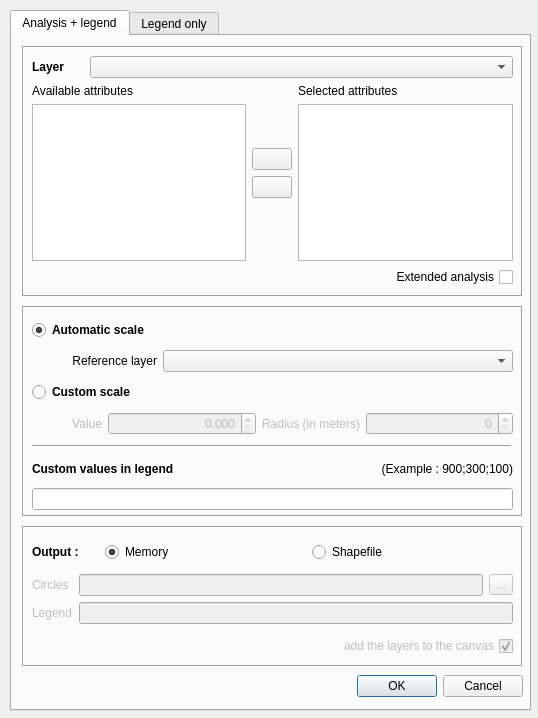
Old version of the form ui_proportionalcircles.ui in the repository LCacheux68224/ProportionalCircles.
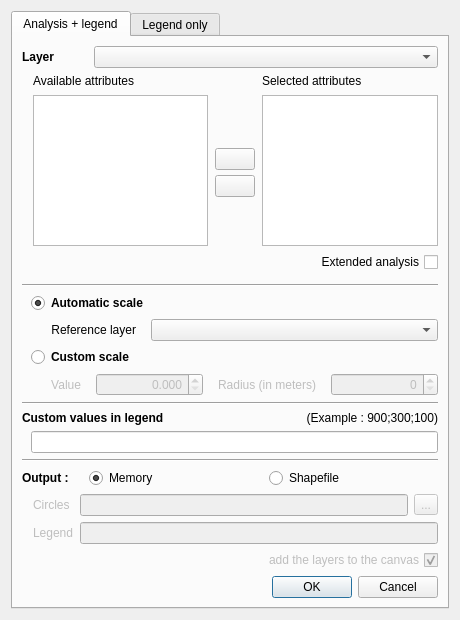
New version of the form. The open tabs and pages were chosen to show the change. Icons and pictures are not drawn.

```diff
--- a/ui_proportionalcircles.ui
+++ b/ui_proportionalcircles.ui
@@ -6,8 +6,8 @@
    <rect>
     <x>0</x>
     <y>0</y>
-    <width>538</width>
-    <height>718</height>
+    <width>460</width>
+    <height>620</height>
    </rect>
   </property>
   <property name="sizePolicy">
@@ -18,8 +18,8 @@
   </property>
   <property name="minimumSize">
    <size>
-    <width>519</width>
-    <height>670</height>
+    <width>460</width>
+    <height>620</height>
    </size>
   </property>
   <property name="maximumSize">
@@ -31,55 +31,37 @@
   <property name="windowTitle">
    <string>Proportional circles</string>
   </property>
+  <layout class="QVBoxLayout" name="verticalLayout_10">
+   <item>
   <widget class="QTabWidget" name="tabWidget">
-   <property name="geometry">
-    <rect>
-     <x>10</x>
-     <y>10</y>
-     <width>521</width>
-     <height>701</height>
-    </rect>
+     <property name="layoutDirection">
+      <enum>Qt::LeftToRight</enum>
+     </property>
+     <property name="autoFillBackground">
+      <bool>false</bool>
+     </property>
+     <property name="tabShape">
+      <enum>QTabWidget::Rounded</enum>
    </property>
    <property name="currentIndex">
-    <number>0</number>
+      <number>1</number>
    </property>
    <widget class="QWidget" name="tab">
+      <property name="enabled">
+       <bool>true</bool>
+      </property>
     <attribute name="title">
      <string>Analysis + legend</string>
     </attribute>
-    <widget class="QFrame" name="frame_3">
-     <property name="geometry">
-      <rect>
-       <x>10</x>
-       <y>10</y>
-       <width>501</width>
-       <height>251</height>
-      </rect>
-     </property>
-     <property name="frameShape">
-      <enum>QFrame::Box</enum>
-     </property>
-     <property name="frameShadow">
-      <enum>QFrame::Sunken</enum>
-     </property>
-     <property name="lineWidth">
-      <number>1</number>
-     </property>
-     <widget class="QWidget" name="verticalLayoutWidget_8">
-      <property name="geometry">
-       <rect>
-        <x>10</x>
-        <y>10</y>
-        <width>481</width>
-        <height>231</height>
-       </rect>
-      </property>
-      <layout class="QVBoxLayout" name="verticalLayout_10">
-       <property name="spacing">
-        <number>6</number>
-       </property>
+      <layout class="QVBoxLayout" name="verticalLayout_8">
        <item>
         <layout class="QHBoxLayout" name="horizontalLayout">
+         <property name="spacing">
+          <number>40</number>
+         </property>
+         <property name="rightMargin">
+          <number>0</number>
+         </property>
          <item>
           <widget class="QLabel" name="label">
            <property name="sizePolicy">
@@ -99,22 +81,6 @@
            </property>
           </widget>
          </item>
-         <item>
-          <spacer name="horizontalSpacer">
-           <property name="orientation">
-            <enum>Qt::Horizontal</enum>
-           </property>
-           <property name="sizeType">
-            <enum>QSizePolicy::Maximum</enum>
-           </property>
-           <property name="sizeHint" stdset="0">
-            <size>
-             <width>20</width>
-             <height>20</height>
-            </size>
-           </property>
-          </spacer>
-         </item>
          <item>
           <widget class="QComboBox" name="inputLayer">
            <property name="sizePolicy">
@@ -135,6 +101,15 @@
        </item>
        <item>
         <layout class="QHBoxLayout" name="horizontalLayout_13">
+         <property name="spacing">
+          <number>7</number>
+         </property>
+         <property name="leftMargin">
+          <number>11</number>
+         </property>
+         <property name="rightMargin">
+          <number>0</number>
+         </property>
          <item>
           <layout class="QVBoxLayout" name="availAttributesLayout">
            <item>
@@ -151,6 +126,15 @@
          </item>
          <item>
           <layout class="QVBoxLayout" name="attributeButtonLayout">
+           <property name="spacing">
+            <number>5</number>
+           </property>
+           <property name="leftMargin">
+            <number>0</number>
+           </property>
+           <property name="topMargin">
+            <number>25</number>
+           </property>
            <item>
             <spacer name="verticalSpacer">
              <property name="orientation">
@@ -161,7 +145,7 @@
              </property>
              <property name="sizeHint" stdset="0">
               <size>
-               <width>20</width>
+               <width>15</width>
                <height>0</height>
               </size>
              </property>
@@ -179,7 +163,7 @@
               <string/>
              </property>
              <property name="icon">
-              <iconset resource="../../../../Téléchargements/qgis-2.0.1/images/images.qrc">
+              <iconset>
                <normaloff>:/images/themes/default/symbologyAdd.png</normaloff>:/images/themes/default/symbologyAdd.png</iconset>
              </property>
             </widget>
@@ -196,7 +180,7 @@
               <string/>
              </property>
              <property name="icon">
-              <iconset resource="../../../../Téléchargements/qgis-2.0.1/images/images.qrc">
+              <iconset>
                <normaloff>:/images/themes/default/symbologyRemove.png</normaloff>:/images/themes/default/symbologyRemove.png</iconset>
              </property>
             </widget>
@@ -211,7 +195,7 @@
              </property>
              <property name="sizeHint" stdset="0">
               <size>
-               <width>20</width>
+               <width>15</width>
                <height>0</height>
               </size>
              </property>
@@ -248,34 +232,52 @@
          </property>
         </widget>
        </item>
-      </layout>
-     </widget>
-    </widget>
+       <item>
+        <widget class="QFrame" name="frame_3">
+         <property name="frameShape">
+          <enum>QFrame::NoFrame</enum>
+         </property>
+         <property name="frameShadow">
+          <enum>QFrame::Plain</enum>
+         </property>
+         <layout class="QVBoxLayout" name="verticalLayout_6">
+          <property name="topMargin">
+           <number>0</number>
+          </property>
+          <property name="rightMargin">
+           <number>0</number>
+          </property>
+          <property name="bottomMargin">
+           <number>0</number>
+          </property>
+         </layout>
+        </widget>
+       </item>
+       <item>
+        <widget class="Line" name="line_2">
+         <property name="orientation">
+          <enum>Qt::Horizontal</enum>
+         </property>
+        </widget>
+       </item>
+       <item>
     <widget class="QFrame" name="frame">
-     <property name="geometry">
-      <rect>
-       <x>10</x>
-       <y>270</y>
-       <width>501</width>
-       <height>211</height>
-      </rect>
-     </property>
      <property name="frameShape">
-      <enum>QFrame::Box</enum>
+          <enum>QFrame::NoFrame</enum>
      </property>
      <property name="frameShadow">
-      <enum>QFrame::Sunken</enum>
-     </property>
-     <widget class="QWidget" name="verticalLayoutWidget_2">
-      <property name="geometry">
-       <rect>
-        <x>10</x>
-        <y>10</y>
-        <width>481</width>
-        <height>124</height>
-       </rect>
+          <enum>QFrame::Raised</enum>
       </property>
       <layout class="QVBoxLayout" name="verticalLayout_2">
+          <property name="topMargin">
+           <number>0</number>
+          </property>
+          <property name="rightMargin">
+           <number>0</number>
+          </property>
+          <property name="bottomMargin">
+           <number>0</number>
+          </property>
        <item>
         <widget class="QRadioButton" name="autoScale">
          <property name="font">
@@ -297,22 +299,12 @@
        </item>
        <item>
         <layout class="QHBoxLayout" name="horizontalLayout_6">
-         <item>
-          <spacer name="horizontalSpacer_5">
-           <property name="orientation">
-            <enum>Qt::Horizontal</enum>
-           </property>
-           <property name="sizeType">
-            <enum>QSizePolicy::Maximum</enum>
-           </property>
-           <property name="sizeHint" stdset="0">
-            <size>
-             <width>40</width>
-             <height>20</height>
-            </size>
-           </property>
-          </spacer>
-         </item>
+            <property name="spacing">
+             <number>15</number>
+            </property>
+            <property name="leftMargin">
+             <number>20</number>
+            </property>
          <item>
           <widget class="QLabel" name="label_11">
            <property name="sizePolicy">
@@ -330,8 +322,6 @@
           </widget>
          </item>
          <item>
-          <layout class="QVBoxLayout" name="verticalLayout_8">
-           <item>
             <widget class="QComboBox" name="analysisLayer">
              <property name="sizePolicy">
               <sizepolicy hsizetype="Expanding" vsizetype="Fixed">
@@ -343,8 +333,6 @@
            </item>
           </layout>
          </item>
-        </layout>
-       </item>
        <item>
         <widget class="QRadioButton" name="customScale">
          <property name="font">
@@ -360,22 +348,12 @@
        </item>
        <item>
         <layout class="QHBoxLayout" name="horizontalLayout_11">
-         <item>
-          <spacer name="horizontalSpacer_4">
-           <property name="orientation">
-            <enum>Qt::Horizontal</enum>
-           </property>
-           <property name="sizeType">
-            <enum>QSizePolicy::Maximum</enum>
-           </property>
-           <property name="sizeHint" stdset="0">
-            <size>
-             <width>40</width>
-             <height>20</height>
-            </size>
-           </property>
-          </spacer>
-         </item>
+            <property name="spacing">
+             <number>15</number>
+            </property>
+            <property name="leftMargin">
+             <number>20</number>
+            </property>
          <item>
           <widget class="QLabel" name="label_5">
            <property name="enabled">
@@ -458,32 +436,25 @@
         </layout>
        </item>
       </layout>
-     </widget>
+         <zorder>autoScale</zorder>
+         <zorder>autoScale</zorder>
+         <zorder></zorder>
+         <zorder></zorder>
+         <zorder>customScale</zorder>
+        </widget>
+       </item>
+       <item>
      <widget class="Line" name="line_4">
-      <property name="geometry">
-       <rect>
-        <x>10</x>
-        <y>130</y>
-        <width>479</width>
-        <height>20</height>
-       </rect>
-      </property>
       <property name="orientation">
        <enum>Qt::Horizontal</enum>
       </property>
      </widget>
-     <widget class="QWidget" name="verticalLayoutWidget_5">
-      <property name="geometry">
-       <rect>
-        <x>10</x>
-        <y>150</y>
-        <width>481</width>
-        <height>54</height>
-       </rect>
-      </property>
-      <layout class="QVBoxLayout" name="verticalLayout_6">
+       </item>
        <item>
         <layout class="QHBoxLayout" name="horizontalLayout_7">
+         <property name="rightMargin">
+          <number>0</number>
+         </property>
          <item>
           <widget class="QLabel" name="label_7">
            <property name="font">
@@ -516,42 +487,67 @@
         </layout>
        </item>
        <item>
-        <widget class="QLineEdit" name="legendCustomValues">
-         <property name="toolTip">
-          <string>Automatic values if empty (max;max/3;max/9)</string>
-         </property>
-        </widget>
-       </item>
-      </layout>
-     </widget>
-    </widget>
     <widget class="QFrame" name="frame_2">
-     <property name="geometry">
-      <rect>
-       <x>10</x>
-       <y>490</y>
-       <width>501</width>
-       <height>141</height>
-      </rect>
-     </property>
      <property name="frameShape">
-      <enum>QFrame::Box</enum>
+          <enum>QFrame::NoFrame</enum>
      </property>
      <property name="frameShadow">
-      <enum>QFrame::Sunken</enum>
-     </property>
-     <widget class="QWidget" name="verticalLayoutWidget_3">
-      <property name="geometry">
-       <rect>
-        <x>10</x>
-        <y>10</y>
-        <width>481</width>
-        <height>128</height>
-       </rect>
-      </property>
-      <layout class="QVBoxLayout" name="verticalLayout_3">
+          <enum>QFrame::Plain</enum>
+         </property>
+         <layout class="QHBoxLayout" name="horizontalLayout_5">
+          <property name="topMargin">
+           <number>0</number>
+          </property>
+          <property name="rightMargin">
+           <number>0</number>
+          </property>
+          <property name="bottomMargin">
+           <number>0</number>
+          </property>
        <item>
-        <layout class="QHBoxLayout" name="horizontalLayout_4">
+           <widget class="QLineEdit" name="legendCustomValues">
+            <property name="toolTip">
+             <string>Automatic values if empty (max;max/3;max/9)</string>
+            </property>
+           </widget>
+          </item>
+         </layout>
+        </widget>
+       </item>
+       <item>
+        <widget class="Line" name="line">
+         <property name="orientation">
+          <enum>Qt::Horizontal</enum>
+         </property>
+        </widget>
+       </item>
+       <item>
+        <widget class="QFrame" name="frame_4">
+         <property name="sizePolicy">
+          <sizepolicy hsizetype="Preferred" vsizetype="Minimum">
+           <horstretch>0</horstretch>
+           <verstretch>0</verstretch>
+          </sizepolicy>
+         </property>
+         <property name="frameShape">
+          <enum>QFrame::NoFrame</enum>
+         </property>
+         <property name="frameShadow">
+          <enum>QFrame::Plain</enum>
+         </property>
+         <layout class="QHBoxLayout" name="horizontalLayout_14">
+          <property name="spacing">
+           <number>20</number>
+          </property>
+          <property name="leftMargin">
+           <number>0</number>
+          </property>
+          <property name="topMargin">
+           <number>0</number>
+          </property>
+          <property name="bottomMargin">
+           <number>0</number>
+          </property>
          <item>
           <widget class="QLabel" name="label_10">
            <property name="font">
@@ -565,22 +561,6 @@
            </property>
           </widget>
          </item>
-         <item>
-          <spacer name="horizontalSpacer_3">
-           <property name="orientation">
-            <enum>Qt::Horizontal</enum>
-           </property>
-           <property name="sizeType">
-            <enum>QSizePolicy::Minimum</enum>
-           </property>
-           <property name="sizeHint" stdset="0">
-            <size>
-             <width>20</width>
-             <height>20</height>
-            </size>
-           </property>
-          </spacer>
-         </item>
          <item>
           <widget class="QRadioButton" name="memoryOutput">
            <property name="sizePolicy">
@@ -614,9 +594,16 @@
           </widget>
          </item>
         </layout>
+        </widget>
        </item>
        <item>
         <layout class="QHBoxLayout" name="horizontalLayout_8">
+         <property name="leftMargin">
+          <number>11</number>
+         </property>
+         <property name="rightMargin">
+          <number>0</number>
+         </property>
          <item>
           <layout class="QVBoxLayout" name="verticalLayout_5">
            <item>
@@ -701,19 +688,6 @@
          </property>
         </widget>
        </item>
-      </layout>
-     </widget>
-    </widget>
-    <widget class="QWidget" name="horizontalLayoutWidget_5">
-     <property name="geometry">
-      <rect>
-       <x>10</x>
-       <y>630</y>
-       <width>501</width>
-       <height>41</height>
-      </rect>
-     </property>
-     <layout class="QHBoxLayout" name="horizontalLayout_5">
       <item>
        <widget class="QDialogButtonBox" name="buttonBox">
         <property name="standardButtons">
@@ -722,39 +696,97 @@
        </widget>
       </item>
      </layout>
-    </widget>
+      <zorder>line_4</zorder>
+      <zorder>line</zorder>
+      <zorder>buttonBox</zorder>
+      <zorder>frame</zorder>
+      <zorder></zorder>
+      <zorder></zorder>
+      <zorder></zorder>
+      <zorder></zorder>
+      <zorder>frame_2</zorder>
+      <zorder>line_2</zorder>
+      <zorder>frame_3</zorder>
+      <zorder></zorder>
+      <zorder>frame_4</zorder>
+      <zorder>addCanevas</zorder>
+      <zorder>selectedFeatures</zorder>
    </widget>
    <widget class="QWidget" name="tab_2">
     <attribute name="title">
      <string>Legend only</string>
     </attribute>
-    <widget class="QFrame" name="frame_4">
-     <property name="geometry">
-      <rect>
-       <x>10</x>
-       <y>70</y>
-       <width>501</width>
-       <height>191</height>
-      </rect>
-     </property>
-     <property name="frameShape">
-      <enum>QFrame::Box</enum>
-     </property>
-     <property name="frameShadow">
-      <enum>QFrame::Sunken</enum>
-     </property>
-     <widget class="QWidget" name="verticalLayoutWidget_4">
-      <property name="geometry">
-       <rect>
-        <x>10</x>
-        <y>10</y>
-        <width>481</width>
-        <height>71</height>
-       </rect>
-      </property>
       <layout class="QVBoxLayout" name="verticalLayout_7">
+       <item>
+        <layout class="QHBoxLayout" name="horizontalLayout_15">
+         <property name="spacing">
+          <number>15</number>
+         </property>
+         <item>
+          <widget class="QLabel" name="label_16">
+           <property name="sizePolicy">
+            <sizepolicy hsizetype="Minimum" vsizetype="Minimum">
+             <horstretch>0</horstretch>
+             <verstretch>0</verstretch>
+            </sizepolicy>
+           </property>
+           <property name="font">
+            <font>
+             <weight>75</weight>
+             <bold>true</bold>
+            </font>
+           </property>
+           <property name="text">
+            <string>Number of sectors</string>
+           </property>
+          </widget>
+         </item>
+         <item>
+          <widget class="QSpinBox" name="legendOnlyNbSector">
+           <property name="sizePolicy">
+            <sizepolicy hsizetype="Minimum" vsizetype="Fixed">
+             <horstretch>0</horstretch>
+             <verstretch>0</verstretch>
+            </sizepolicy>
+           </property>
+           <property name="minimum">
+            <number>1</number>
+           </property>
+          </widget>
+         </item>
+         <item>
+          <spacer name="horizontalSpacer_2">
+           <property name="orientation">
+            <enum>Qt::Horizontal</enum>
+           </property>
+           <property name="sizeType">
+            <enum>QSizePolicy::MinimumExpanding</enum>
+           </property>
+           <property name="sizeHint" stdset="0">
+            <size>
+             <width>20</width>
+             <height>20</height>
+            </size>
+           </property>
+          </spacer>
+         </item>
+        </layout>
+       </item>
+       <item>
+        <widget class="Line" name="line_7">
+         <property name="orientation">
+          <enum>Qt::Horizontal</enum>
+         </property>
+        </widget>
+       </item>
        <item>
         <layout class="QHBoxLayout" name="horizontalLayout_12">
+         <property name="spacing">
+          <number>15</number>
+         </property>
+         <property name="rightMargin">
+          <number>0</number>
+         </property>
          <item>
           <widget class="QLabel" name="label_2">
            <property name="font">
@@ -775,6 +807,9 @@
           <layout class="QVBoxLayout" name="verticalLayout">
            <item>
             <layout class="QHBoxLayout" name="horizontalLayout_2">
+             <property name="spacing">
+              <number>15</number>
+             </property>
              <item>
               <widget class="QLabel" name="label_6">
                <property name="enabled">
@@ -832,6 +867,9 @@
            </item>
            <item>
             <layout class="QHBoxLayout" name="horizontalLayout_10">
+             <property name="spacing">
+              <number>15</number>
+             </property>
              <item>
               <widget class="QLabel" name="label_13">
                <property name="enabled">
@@ -897,33 +935,16 @@
          </item>
         </layout>
        </item>
-      </layout>
-     </widget>
+       <item>
      <widget class="Line" name="line_5">
-      <property name="geometry">
-       <rect>
-        <x>10</x>
-        <y>80</y>
-        <width>481</width>
-        <height>20</height>
-       </rect>
+         <property name="lineWidth">
+          <number>1</number>
       </property>
       <property name="orientation">
        <enum>Qt::Horizontal</enum>
       </property>
      </widget>
-     <widget class="QWidget" name="verticalLayoutWidget_6">
-      <property name="geometry">
-       <rect>
-        <x>10</x>
-        <y>100</y>
-        <width>481</width>
-        <height>81</height>
-       </rect>
-      </property>
-      <layout class="QVBoxLayout" name="verticalLayout_9">
-       <item>
-        <layout class="QHBoxLayout" name="horizontalLayout_14">
+       </item>
          <item>
           <widget class="QLabel" name="label_14">
            <property name="font">
@@ -940,8 +961,14 @@
            </property>
           </widget>
          </item>
-        </layout>
-       </item>
+       <item>
+        <layout class="QVBoxLayout" name="verticalLayout_9">
+         <property name="leftMargin">
+          <number>11</number>
+         </property>
+         <property name="rightMargin">
+          <number>0</number>
+         </property>
        <item>
         <widget class="QLineEdit" name="legendOnlyCustomValues">
          <property name="toolTip">
@@ -963,121 +990,35 @@
         </widget>
        </item>
       </layout>
-     </widget>
-    </widget>
+       </item>
+       <item>
+        <widget class="Line" name="line_6">
+         <property name="orientation">
+          <enum>Qt::Horizontal</enum>
+         </property>
+        </widget>
+       </item>
+       <item>
     <widget class="QFrame" name="frame_5">
-     <property name="geometry">
-      <rect>
-       <x>10</x>
-       <y>10</y>
-       <width>501</width>
-       <height>51</height>
-      </rect>
-     </property>
      <property name="frameShape">
-      <enum>QFrame::Box</enum>
+          <enum>QFrame::NoFrame</enum>
      </property>
      <property name="frameShadow">
-      <enum>QFrame::Sunken</enum>
-     </property>
-     <property name="lineWidth">
-      <number>1</number>
-     </property>
-     <widget class="QWidget" name="verticalLayoutWidget_9">
-      <property name="geometry">
-       <rect>
-        <x>10</x>
-        <y>10</y>
-        <width>481</width>
-        <height>31</height>
-       </rect>
-      </property>
-      <layout class="QVBoxLayout" name="verticalLayout_11">
+          <enum>QFrame::Plain</enum>
+         </property>
+         <layout class="QHBoxLayout" name="horizontalLayout_4">
        <property name="spacing">
-        <number>6</number>
-       </property>
-       <item>
-        <layout class="QHBoxLayout" name="horizontalLayout_15">
-         <item>
-          <widget class="QLabel" name="label_16">
-           <property name="sizePolicy">
-            <sizepolicy hsizetype="Minimum" vsizetype="MinimumExpanding">
-             <horstretch>0</horstretch>
-             <verstretch>0</verstretch>
-            </sizepolicy>
-           </property>
-           <property name="font">
-            <font>
-             <weight>75</weight>
-             <bold>true</bold>
-            </font>
-           </property>
-           <property name="text">
-            <string>Number of sectors</string>
-           </property>
-          </widget>
-         </item>
-         <item>
-          <widget class="QSpinBox" name="legendOnlyNbSector">
-           <property name="sizePolicy">
-            <sizepolicy hsizetype="Minimum" vsizetype="Fixed">
-             <horstretch>0</horstretch>
-             <verstretch>0</verstretch>
-            </sizepolicy>
-           </property>
-           <property name="minimum">
-            <number>1</number>
-           </property>
-          </widget>
-         </item>
-         <item>
-          <spacer name="horizontalSpacer_2">
-           <property name="orientation">
-            <enum>Qt::Horizontal</enum>
-           </property>
-           <property name="sizeType">
-            <enum>QSizePolicy::MinimumExpanding</enum>
-           </property>
-           <property name="sizeHint" stdset="0">
-            <size>
-             <width>20</width>
-             <height>20</height>
-            </size>
-           </property>
-          </spacer>
-         </item>
-        </layout>
-       </item>
-      </layout>
-     </widget>
-    </widget>
-    <widget class="QFrame" name="frame_6">
-     <property name="geometry">
-      <rect>
-       <x>10</x>
-       <y>270</y>
-       <width>501</width>
-       <height>111</height>
-      </rect>
-     </property>
-     <property name="frameShape">
-      <enum>QFrame::Box</enum>
-     </property>
-     <property name="frameShadow">
-      <enum>QFrame::Sunken</enum>
-     </property>
-     <widget class="QWidget" name="verticalLayoutWidget_7">
-      <property name="geometry">
-       <rect>
-        <x>10</x>
-        <y>10</y>
-        <width>481</width>
-        <height>91</height>
-       </rect>
-      </property>
-      <layout class="QVBoxLayout" name="verticalLayout_12">
-       <item>
-        <layout class="QHBoxLayout" name="horizontalLayout_16">
+           <number>20</number>
+          </property>
+          <property name="leftMargin">
+           <number>0</number>
+          </property>
+          <property name="topMargin">
+           <number>0</number>
+          </property>
+          <property name="bottomMargin">
+           <number>0</number>
+          </property>
          <item>
           <widget class="QLabel" name="label_17">
            <property name="font">
@@ -1091,22 +1032,6 @@
            </property>
           </widget>
          </item>
-         <item>
-          <spacer name="horizontalSpacer_6">
-           <property name="orientation">
-            <enum>Qt::Horizontal</enum>
-           </property>
-           <property name="sizeType">
-            <enum>QSizePolicy::Minimum</enum>
-           </property>
-           <property name="sizeHint" stdset="0">
-            <size>
-             <width>20</width>
-             <height>20</height>
-            </size>
-           </property>
-          </spacer>
-         </item>
          <item>
           <widget class="QRadioButton" name="legendOnlyMemoryOutput">
            <property name="sizePolicy">
@@ -1140,9 +1065,16 @@
           </widget>
          </item>
         </layout>
+        </widget>
        </item>
        <item>
         <layout class="QHBoxLayout" name="horizontalLayout_17">
+         <property name="leftMargin">
+          <number>11</number>
+         </property>
+         <property name="rightMargin">
+          <number>0</number>
+         </property>
          <item>
           <widget class="QLineEdit" name="legendOnlyFileName">
            <property name="enabled">
@@ -1181,24 +1113,44 @@
          </property>
         </widget>
        </item>
-      </layout>
-     </widget>
-    </widget>
+       <item>
     <widget class="QDialogButtonBox" name="legendOnlyButtonBox">
-     <property name="geometry">
-      <rect>
-       <x>8</x>
-       <y>390</y>
-       <width>501</width>
-       <height>27</height>
-      </rect>
-     </property>
      <property name="standardButtons">
       <set>QDialogButtonBox::Cancel|QDialogButtonBox::Ok</set>
      </property>
     </widget>
-   </widget>
-  </widget>
+       </item>
+       <item>
+        <spacer name="verticalSpacer_2">
+         <property name="orientation">
+          <enum>Qt::Vertical</enum>
+         </property>
+         <property name="sizeHint" stdset="0">
+          <size>
+           <width>20</width>
+           <height>40</height>
+          </size>
+         </property>
+        </spacer>
+       </item>
+      </layout>
+      <zorder>legendOnlyButtonBox</zorder>
+      <zorder></zorder>
+      <zorder>line_6</zorder>
+      <zorder>legendOnlyCustomValues</zorder>
+      <zorder>label_14</zorder>
+      <zorder>verticalLayoutWidget_6</zorder>
+      <zorder>line_5</zorder>
+      <zorder></zorder>
+      <zorder></zorder>
+      <zorder>line_7</zorder>
+      <zorder>verticalSpacer_2</zorder>
+      <zorder>frame_5</zorder>
+      <zorder>legendOnlyAddCanevas</zorder>
+     </widget>
+    </widget>
+   </item>
+  </layout>
  </widget>
  <tabstops>
   <tabstop>inputLayer</tabstop>
```
Left out of the diff: 10 changed lines with no effect on the pictures. Lines whose indentation alone changed are shown as unchanged.
